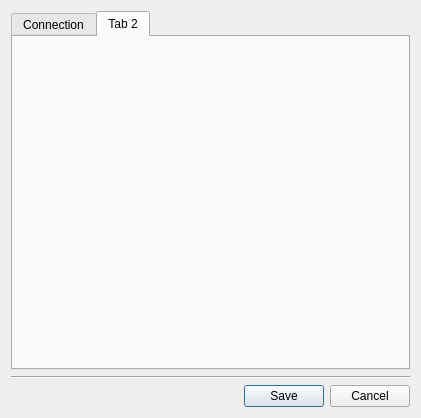
Old version of the form megascan_link/ui/uiDesign/settings_dialog.ui in the repository Raider-Arts/megascan-link.
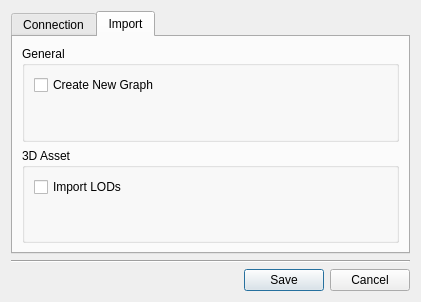
New version of the form. The open tabs and pages were chosen to show the change.

The edit to the form file:
```diff
--- a/megascan_link/ui/uiDesign/settings_dialog.ui
+++ b/megascan_link/ui/uiDesign/settings_dialog.ui
@@ -7,7 +7,7 @@
     <x>0</x>
     <y>0</y>
     <width>421</width>
-    <height>418</height>
+    <height>302</height>
    </rect>
   </property>
   <property name="windowTitle">
@@ -83,8 +83,54 @@
        </widget>
        <widget class="QWidget" name="tab_2">
         <attribute name="title">
-         <string>Tab 2</string>
+         <string>Import</string>
         </attribute>
+        <layout class="QGridLayout" name="gridLayout_3">
+         <item row="0" column="0">
+          <layout class="QVBoxLayout" name="verticalLayout_2">
+           <item>
+            <widget class="QGroupBox" name="groupBox">
+             <property name="title">
+              <string>General</string>
+             </property>
+             <layout class="QGridLayout" name="gridLayout_5">
+              <item row="1" column="0">
+               <layout class="QFormLayout" name="formLayout_3">
+                <item row="0" column="0">
+                 <widget class="QCheckBox" name="checkBox_2">
+                  <property name="text">
+                   <string>Create New Graph</string>
+                  </property>
+                 </widget>
+                </item>
+               </layout>
+              </item>
+             </layout>
+            </widget>
+           </item>
+           <item>
+            <widget class="QGroupBox" name="groupBox_2">
+             <property name="title">
+              <string>3D Asset</string>
+             </property>
+             <layout class="QGridLayout" name="gridLayout_4">
+              <item row="0" column="0">
+               <layout class="QFormLayout" name="formLayout_2">
+                <item row="0" column="0">
+                 <widget class="QCheckBox" name="checkBox">
+                  <property name="text">
+                   <string>Import LODs</string>
+                  </property>
+                 </widget>
+                </item>
+               </layout>
+              </item>
+             </layout>
+            </widget>
+           </item>
+          </layout>
+         </item>
+        </layout>
        </widget>
       </widget>
      </item>
```
Left out of the diff: 2 changed lines with no effect on the pictures.
